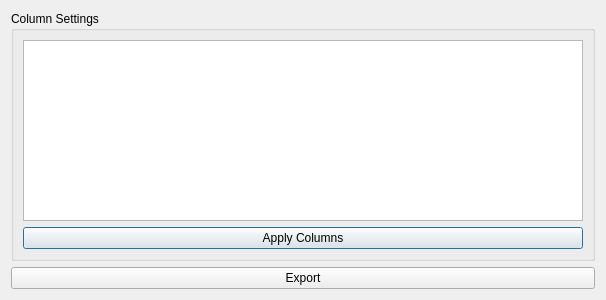
The window that ui/ui_dialog.ui (glfharris/syllabus) describes before a commit, drawn with Qt 5.
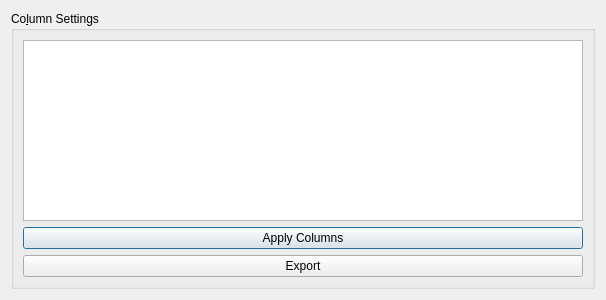
The same window after the commit.

Commit message: Column Settings Tree

```diff
--- a/ui/ui_dialog.ui
+++ b/ui/ui_dialog.ui
@@ -15,16 +15,20 @@
   </property>
   <layout class="QHBoxLayout" name="horizontalLayout">
    <item>
-    <layout class="QVBoxLayout" name="verticalLayout">
-     <property name="sizeConstraint">
-      <enum>QLayout::SetMinimumSize</enum>
-     </property>
-     <item>
       <widget class="QGroupBox" name="groupBox">
+     <property name="sizePolicy">
+      <sizepolicy hsizetype="Preferred" vsizetype="Preferred">
+       <horstretch>20</horstretch>
+       <verstretch>0</verstretch>
+      </sizepolicy>
+     </property>
        <property name="title">
-        <string>Column Settings</string>
-       </property>
-       <layout class="QVBoxLayout" name="verticalLayout_2">
+      <string>Co&amp;lumn Settings</string>
+     </property>
+     <property name="checkable">
+      <bool>false</bool>
+     </property>
+     <layout class="QVBoxLayout" name="verticalLayout">
         <item>
          <widget class="QListWidget" name="col_settings_list"/>
         </item>
@@ -41,9 +45,6 @@
           </property>
          </widget>
         </item>
-       </layout>
-      </widget>
-     </item>
      <item>
       <widget class="QPushButton" name="export_btn">
        <property name="toolTip">
@@ -55,6 +56,7 @@
       </widget>
      </item>
     </layout>
+    </widget>
    </item>
   </layout>
  </widget>
```
Left out of the diff: 15 changed lines with no effect on the pictures. Lines whose indentation alone changed are shown as unchanged. The commit also changes 2 other files.
